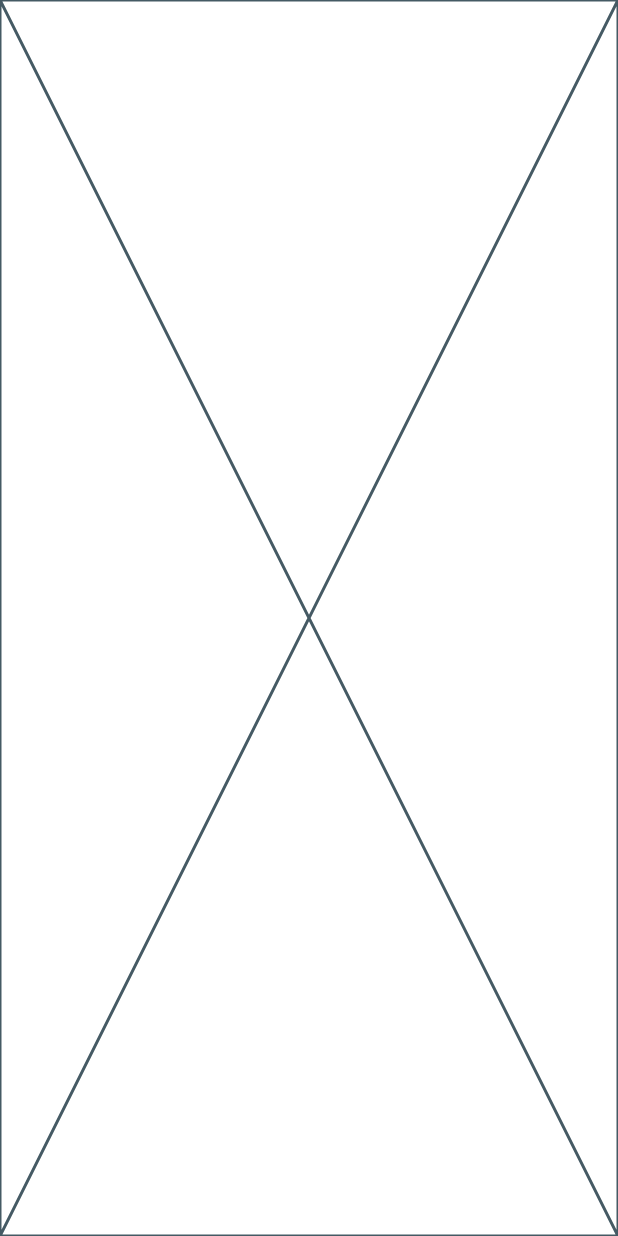
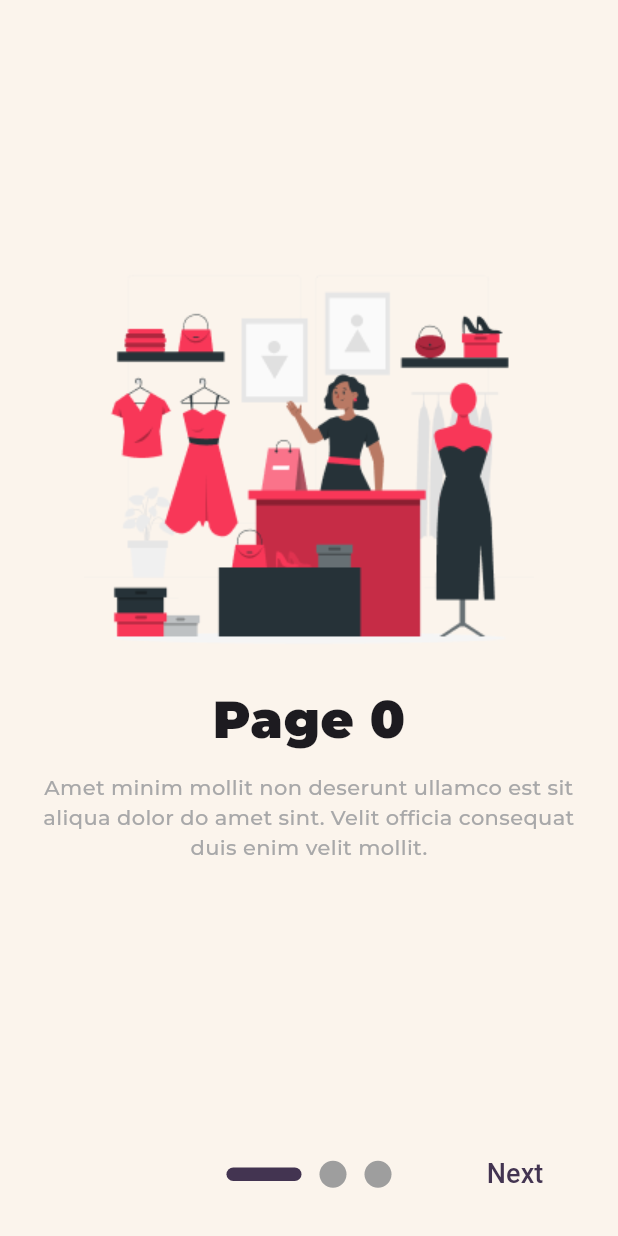
Before and after one commit to luizrodrigues034/psiapp, a Flutter app: the screen it shows after launch, on a phone screen of 412 x 824 dp. Run offline on Flutter 3.47's test engine with Material 3 defaults, Android fonts, the light colour scheme and no system bars; drawn by our look-alikes of dots_indicator; our stand-ins replace google_fonts.

Commit message:
refactor: refatoracao, removendo padding com expanded dentro, erro na extencao do google fonts

```diff
--- /dev/null
+++ b/lib/components/structure_cards.dart
@@ -0,0 +1,46 @@
+import 'package:flutter/material.dart';
+import 'package:google_fonts/google_fonts.dart';
+
+class StructureCards extends StatelessWidget {
+  final String caminhoImagem;
+  final String titulo;
+  final String subititulo;
+  const StructureCards({
+    required this.caminhoImagem,
+    required this.titulo,
+    required this.subititulo,
+    super.key,
+  });
+
+  @override
+  Widget build(BuildContext context) {
+    return Column(
+      mainAxisAlignment: MainAxisAlignment.center,
+      crossAxisAlignment: CrossAxisAlignment.center,
+      children: [
+        Image.asset(caminhoImagem, width: 300, height: 300),
+        Text(
+          titulo,
+          style: TextStyle(
+            fontFamily: GoogleFonts.montserrat().fontFamily,
+            fontWeight: FontWeight.w900,
+            fontSize: 34,
+          ),
+        ),
+        Padding(
+          padding: const EdgeInsets.symmetric(horizontal: 26, vertical: 10),
+          child: Text(
+            subititulo,
+            style: TextStyle(
+              fontFamily: GoogleFonts.montserrat().fontFamily,
+              fontWeight: FontWeight.w500,
+              color: Color(0xFFA8A8A9),
+              fontSize: 14,
+            ),
+            textAlign: TextAlign.center,
+          ),
+        ),
+      ],
+    );
+  }
+}
--- a/lib/screens/tutorial_screen.dart
+++ b/lib/screens/tutorial_screen.dart
@@ -1,10 +1,127 @@
+import 'package:dots_indicator/dots_indicator.dart';
 import 'package:flutter/material.dart';
+import 'package:google_fonts/google_fonts.dart';
+import 'package:psiapp/components/structure_cards.dart';
+import 'package:psiapp/screens/auth_screen.dart';
+import 'package:psiapp/utils/colors.dart';
 
-class TutorialScreen extends StatelessWidget {
+class TutorialScreen extends StatefulWidget {
   static String id = 'tutorial';
 
   @override
+  State<TutorialScreen> createState() => _TutorialScreenState();
+}
+
+class _TutorialScreenState extends State<TutorialScreen> {
+  final PageController _pageController = PageController(initialPage: 0);
+
+  int _currentPage = 0;
+
+  @override
+  void dispose() {
+    //Quando a pagina for descartada
+    _pageController.dispose();
+    super.dispose();
+  }
+
+  @override
   Widget build(BuildContext context) {
-    return const Placeholder();
+    return Scaffold(
+      body: Column(
+        children: [
+          Expanded(
+            flex: 9,
+            child: PageView(
+              controller: _pageController,
+              onPageChanged: (int index) {
+                setState(() {
+                  _currentPage = index;
+                });
+              },
+              children: <Widget>[
+                StructureCards(
+                  caminhoImagem: 'assets/images/fashion.png',
+                  titulo: 'Page 0',
+                  subititulo:
+                      'Amet minim mollit non deserunt ullamco est sit aliqua dolor do amet sint. Velit officia consequat duis enim velit mollit.',
+                ),
+                StructureCards(
+                  caminhoImagem: 'assets/images/fashion.png',
+                  titulo: 'Page 1',
+                  subititulo:
+                      'Amet minim mollit non deserunt ullamco est sit aliqua dolor do amet sint. Velit officia consequat duis enim velit mollit.',
+                ),
+                StructureCards(
+                  caminhoImagem: 'assets/images/fashion.png',
+                  titulo: 'Page 2',
+                  subititulo:
+                      'Amet minim mollit non deserunt ullamco est sit aliqua dolor do amet sint. Velit officia consequat duis enim velit mollit.',
+                ),
+              ],
+            ),
+          ),
+          Expanded(
+            child: Row(
+              children: [
+                Expanded(flex: 1, child: Text('')),
+                Expanded(
+                  flex: 1,
+                  child: DotsIndicator(
+                    dotsCount: 3,
+                    position: _currentPage.toDouble(),
+                    decorator: DotsDecorator(
+                      colors: [Colors.grey, Colors.grey, Colors.grey],
+                      activeColors: [kMainColor, kMainColor, kMainColor],
+                      size: const Size.square(18.0),
+                      activeSize: const Size(50, 9.0),
+                      activeShape: RoundedRectangleBorder(
+                        borderRadius: BorderRadius.circular(5.0),
+                      ),
+                    ),
+                  ),
+                ),
+                Expanded(
+                  child: TextButton(
+                    onPressed: () {
+                      setState(() {
+                        if (_currentPage < 2) {
+                          _currentPage += 1;
+                          _pageController.animateToPage(
+                            _currentPage,
+                            duration: Duration(milliseconds: 500),
+                            curve: Curves.ease,
+                          );
+                        } else {
+                          Navigator.pushNamed(context, AuthScreen.id);
+                        }
+                      });
+                    },
+                    child: _currentPage == 2
+                        ? Text(
+                            'Get Start',
+                            style: TextStyle(
+                              color: kMainColor,
+                              fontStyle: GoogleFonts.montserrat().fontStyle,
+                              fontWeight: FontWeight.w500,
+                              fontSize: 18,
+                            ),
+                          )
+                        : Text(
+                            'Next',
+                            style: TextStyle(
+                              color: kMainColor,
+                              fontStyle: GoogleFonts.montserrat().fontStyle,
+                              fontWeight: FontWeight.w500,
+                              fontSize: 18,
+                            ),
+                          ),
+                  ),
+                ),
+              ],
+            ),
+          ),
+        ],
+      ),
+    );
   }
 }
--- a/lib/screens/welcome_screen.dart
+++ b/lib/screens/welcome_screen.dart
@@ -18,6 +18,13 @@ class _WelcomeScreenState extends State<WelcomeScreen>
   void initState() {
     super.initState();
 
+    animateLogo();
+    WidgetsBinding.instance.addPostFrameCallback((_) {
+      firebaseConnection();
+    });
+  }
+
+  void animateLogo() {
     _controller = AnimationController(
       vsync: this,
       duration: Duration(seconds: 1),
@@ -27,9 +34,6 @@ class _WelcomeScreenState extends State<WelcomeScreen>
       begin: 1.0,
       end: 1.2,
     ).animate(CurvedAnimation(parent: _controller, curve: Curves.easeInOut));
-    WidgetsBinding.instance.addPostFrameCallback((_) {
-      firebaseConnection();
-    });
   }
 
   @override
@@ -41,7 +45,7 @@ class _WelcomeScreenState extends State<WelcomeScreen>
   void firebaseConnection() async {
     await Future.delayed(Duration(seconds: 3));
 
-    Navigator.pushNamed(context, TutorialScreen.id);
+    Navigator.pushReplacementNamed(context, TutorialScreen.id);
   }
 
   @override
--- /dev/null
+++ b/lib/utils/colors.dart
@@ -0,0 +1,3 @@
+import 'package:flutter/material.dart';
+
+const kMainColor = Color(0xFF433451);
```
Also changed, not shown: pubspec.yaml (+5 -16 lines), assets/images/fashion.png (added), 8 other files.
